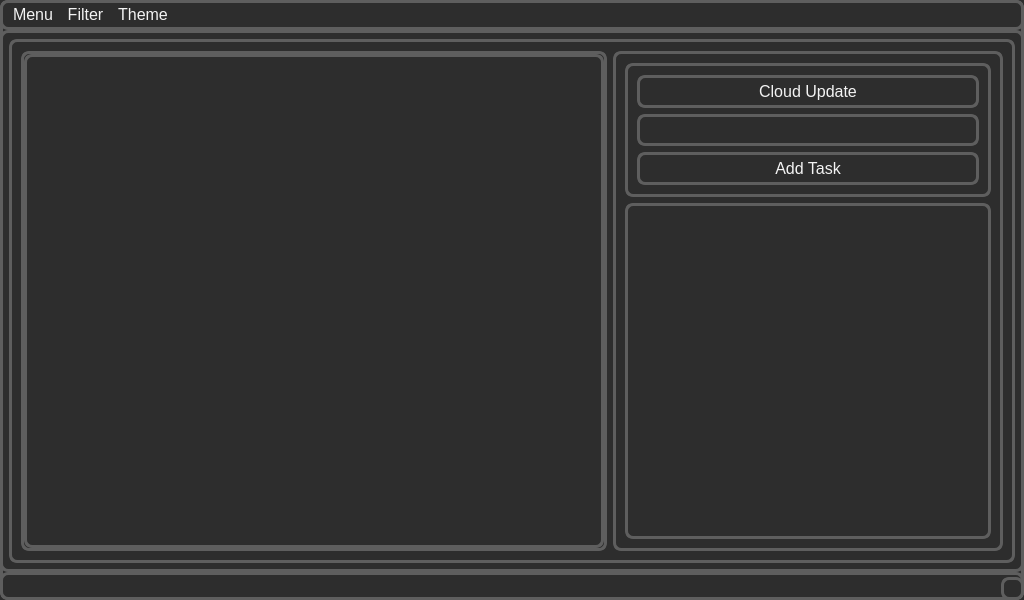
Before: the Qt Designer form main/ui/checklist.ui in KashML/CheckItOut, drawn with Qt 5.
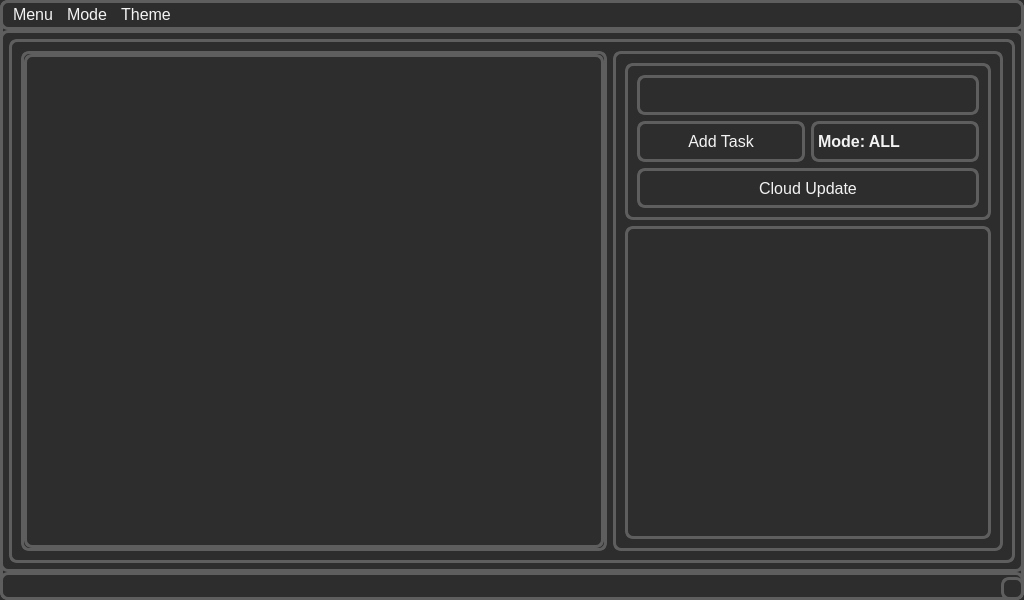
After: the same form once the commit is applied.

Commit message: consoldating the display by filter

What changed in the file:
```diff
--- a/main/ui/checklist.ui
+++ b/main/ui/checklist.ui
@@ -104,7 +104,7 @@
          <property name="frameShadow">
           <enum>QFrame::Raised</enum>
          </property>
-         <layout class="QVBoxLayout" name="verticalLayout_2">
+         <layout class="QVBoxLayout" name="verticalLayout_2" stretch="5,0">
           <item>
            <widget class="QFrame" name="action_frame">
             <property name="sizePolicy">
@@ -120,19 +120,6 @@
              <enum>QFrame::Raised</enum>
             </property>
             <layout class="QVBoxLayout" name="verticalLayout_3">
-             <item>
-              <widget class="QPushButton" name="cloud_upload">
-               <property name="sizePolicy">
-                <sizepolicy hsizetype="Minimum" vsizetype="Minimum">
-                 <horstretch>0</horstretch>
-                 <verstretch>0</verstretch>
-                </sizepolicy>
-               </property>
-               <property name="text">
-                <string>Cloud Update</string>
-               </property>
-              </widget>
-             </item>
              <item>
               <widget class="QLineEdit" name="task_title">
                <property name="sizePolicy">
@@ -144,10 +131,37 @@
               </widget>
              </item>
              <item>
-              <widget class="QPushButton" name="add_task">
-               <property name="enabled">
-                <bool>true</bool>
-               </property>
+              <layout class="QHBoxLayout" name="horizontalLayout_2">
+               <item>
+                <widget class="QPushButton" name="add_task">
+                 <property name="enabled">
+                  <bool>true</bool>
+                 </property>
+                 <property name="sizePolicy">
+                  <sizepolicy hsizetype="Minimum" vsizetype="Minimum">
+                   <horstretch>0</horstretch>
+                   <verstretch>0</verstretch>
+                  </sizepolicy>
+                 </property>
+                 <property name="text">
+                  <string>Add Task</string>
+                 </property>
+                </widget>
+               </item>
+               <item>
+                <widget class="QLabel" name="mode_text">
+                 <property name="styleSheet">
+                  <string notr="true">font-weight: bold</string>
+                 </property>
+                 <property name="text">
+                  <string>Mode: ALL</string>
+                 </property>
+                </widget>
+               </item>
+              </layout>
+             </item>
+             <item>
+              <widget class="QPushButton" name="cloud_upload">
                <property name="sizePolicy">
                 <sizepolicy hsizetype="Minimum" vsizetype="Minimum">
                  <horstretch>0</horstretch>
@@ -155,7 +169,7 @@
                 </sizepolicy>
                </property>
                <property name="text">
-                <string>Add Task</string>
+                <string>Cloud Update</string>
                </property>
               </widget>
              </item>
@@ -210,7 +224,7 @@
    </widget>
    <widget class="QMenu" name="filter_menu">
     <property name="title">
-     <string>Filter</string>
+     <string>Mode</string>
     </property>
     <addaction name="all_action"/>
     <addaction name="daily_action"/>
```
The commit also changes 2 other files.
